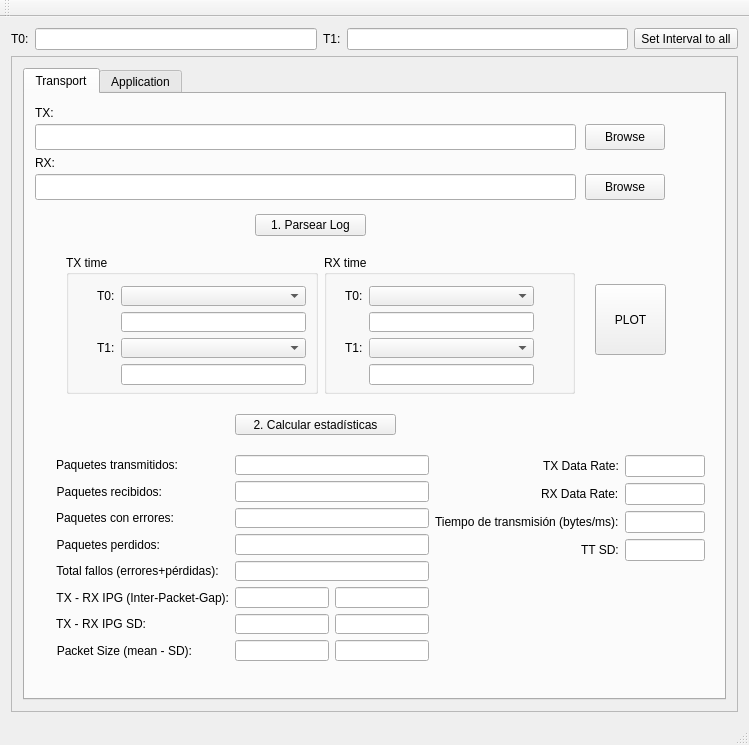
The window that mainwindow.ui (dcentelles/comms_log_parser) describes before a commit, drawn with Qt 5.
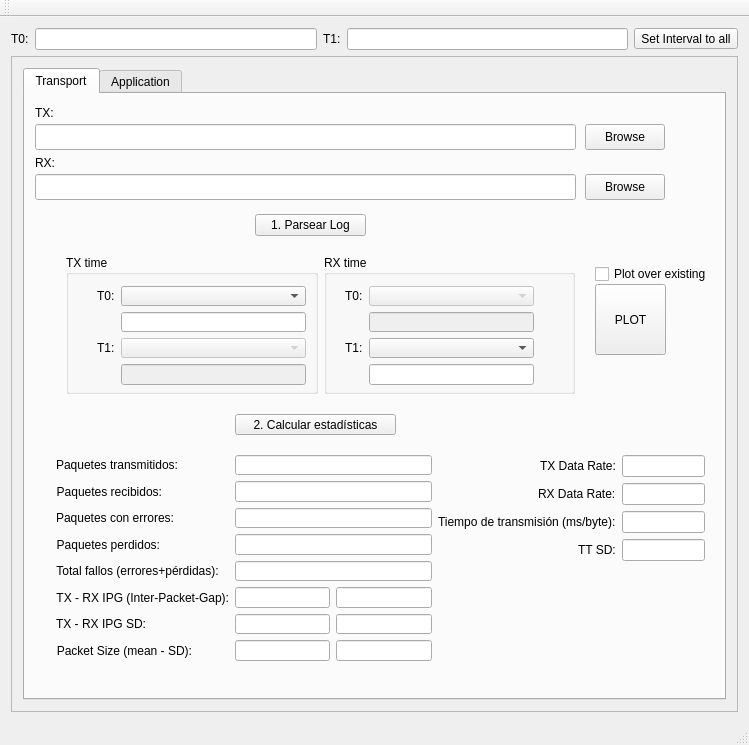
The same window after the commit.

Commit message: solucionados algunos errores e implementada posibilidad de plotear sobre un plot existente

Diff of the .ui file:
```diff
--- a/mainwindow.ui
+++ b/mainwindow.ui
@@ -216,7 +216,11 @@
                   </widget>
                  </item>
                  <item row="2" column="1">
-                  <widget class="QComboBox" name="dl_txT1ComboBox"/>
+                  <widget class="QComboBox" name="dl_txT1ComboBox">
+                   <property name="enabled">
+                    <bool>false</bool>
+                   </property>
+                  </widget>
                  </item>
                  <item row="2" column="0">
                   <widget class="QLabel" name="label_24">
@@ -227,6 +231,9 @@
                  </item>
                  <item row="3" column="1">
                   <widget class="QLineEdit" name="dl_txT1">
+                   <property name="enabled">
+                    <bool>false</bool>
+                   </property>
                    <property name="readOnly">
                     <bool>false</bool>
                    </property>
@@ -259,10 +266,17 @@
                   </widget>
                  </item>
                  <item row="0" column="1">
-                  <widget class="QComboBox" name="dl_rxT0ComboBox"/>
+                  <widget class="QComboBox" name="dl_rxT0ComboBox">
+                   <property name="enabled">
+                    <bool>false</bool>
+                   </property>
+                  </widget>
                  </item>
                  <item row="1" column="1">
                   <widget class="QLineEdit" name="dl_rxT0">
+                   <property name="enabled">
+                    <bool>false</bool>
+                   </property>
                    <property name="readOnly">
                     <bool>false</bool>
                    </property>
@@ -542,7 +556,7 @@
                <item row="2" column="0">
                 <widget class="QLabel" name="label">
                  <property name="text">
-                  <string>Tiempo de transmisión (bytes/ms):</string>
+                  <string>Tiempo de transmisión (ms/byte):</string>
                  </property>
                 </widget>
                </item>
@@ -603,10 +617,23 @@
              <string>Browse</string>
             </property>
            </widget>
+           <widget class="QCheckBox" name="plotOverCheckBox">
+            <property name="geometry">
+             <rect>
+              <x>570</x>
+              <y>170</y>
+              <width>131</width>
+              <height>20</height>
+             </rect>
+            </property>
+            <property name="text">
+             <string>Plot over existing</string>
+            </property>
+           </widget>
           </widget>
           <widget class="QWidget" name="applicationTab">
            <property name="enabled">
-            <bool>true</bool>
+            <bool>false</bool>
            </property>
            <property name="sizePolicy">
             <sizepolicy hsizetype="Maximum" vsizetype="Maximum">
```
The commit also changes 9 other files.
